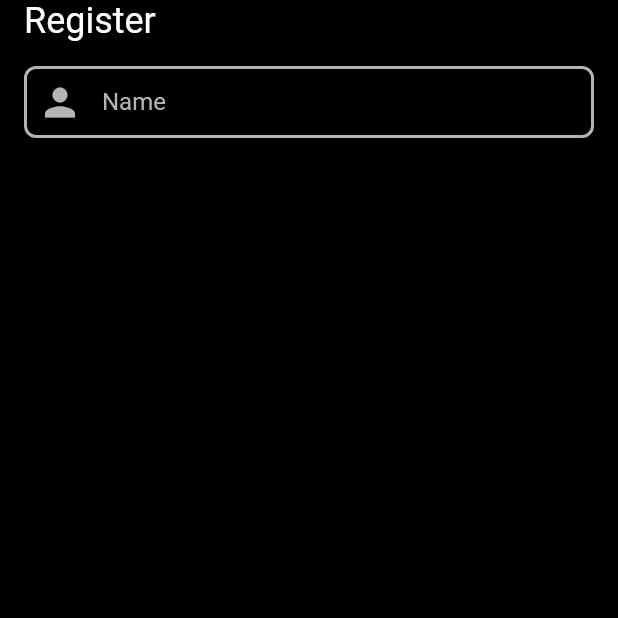
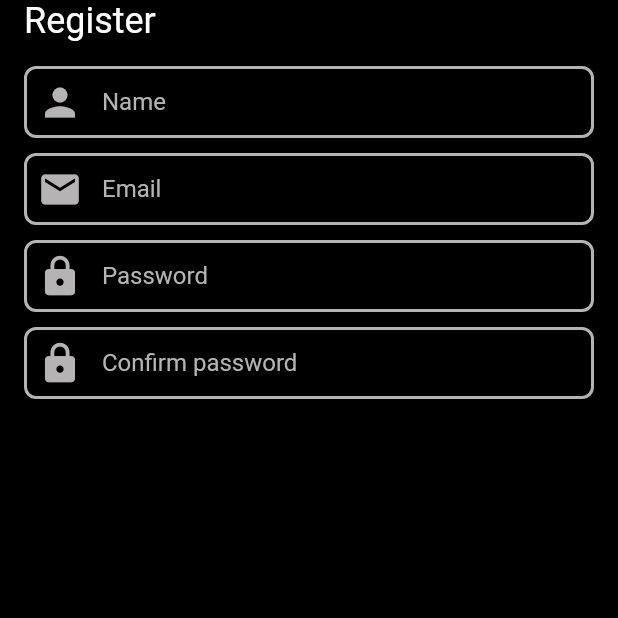
Before and after one commit to GregBiglione/email_auth_app, a Flutter app: the screen it shows after launch, on a phone screen of 412 x 824 dp, the top half of it. Run offline on Flutter 3.47's test engine with Material 3 defaults, Android fonts, the phone set to English and light mode, and no system bars.

Commit message:
Added TextFormFieldWidget for email, password & confirm password in RegisterContent

```diff
--- a/lib/presentation/resource/string_manager.dart
+++ b/lib/presentation/resource/string_manager.dart
@@ -5,4 +5,7 @@ class StringManager {
   // Register screen -----------------------------------------------------------
   static const String registerTitle = "Register";
   static const String usernameHint = "Name";
+  static const String emailHint = "Email";
+  static const String passwordHint = "Password";
+  static const String confirmPasswordHint = "Confirm password";
 }
--- a/lib/presentation/screen/auth/register/widget/register_content.dart
+++ b/lib/presentation/screen/auth/register/widget/register_content.dart
@@ -12,12 +12,18 @@ class RegisterContent extends StatefulWidget {
 }
 
 class _RegisterContentState extends State<RegisterContent> {
-  late FocusNode _usernameFocusNode;
+  List<FocusNode> focusNodeList = [
+    FocusNode(),
+    FocusNode(),
+    FocusNode(),
+    FocusNode(),
+  ];
 
   @override
   void initState() {
-    _usernameFocusNode = FocusNode();
-    _usernameFocusNode.addListener(_onFocusNodeEvent);
+    for(var f in focusNodeList) {
+      f.addListener(_onFocusNodeEvent);
+    }
     super.initState();
   }
 
@@ -46,9 +52,39 @@ class _RegisterContentState extends State<RegisterContent> {
       ),
       // Username --------------------------------------------------------------
       TextFormFieldWidget(
-        focusNode: _usernameFocusNode,
+        focusNode: focusNodeList[0],
         hintText: StringManager.usernameHint,
         prefixIcon: Icons.person,
+      ),
+      const SizedBox(
+        height: ValueManager.v10,
+      ),
+      // Email -----------------------------------------------------------------
+      TextFormFieldWidget(
+        focusNode: focusNodeList[1],
+        hintText: StringManager.emailHint,
+        prefixIcon: Icons.email,
+      ),
+      const SizedBox(
+        height: ValueManager.v10,
+      ),
+      // Password --------------------------------------------------------------
+      TextFormFieldWidget(
+        focusNode: focusNodeList[2],
+        hintText: StringManager.passwordHint,
+        prefixIcon: Icons.lock,
+      ),
+      const SizedBox(
+        height: ValueManager.v10,
+      ),
+      // Confirm password ------------------------------------------------------
+      TextFormFieldWidget(
+        focusNode: focusNodeList[3],
+        hintText: StringManager.confirmPasswordHint,
+        prefixIcon: Icons.lock,
+      ),
+      const SizedBox(
+        height: ValueManager.v10,
       ),
     ],
   );
```
